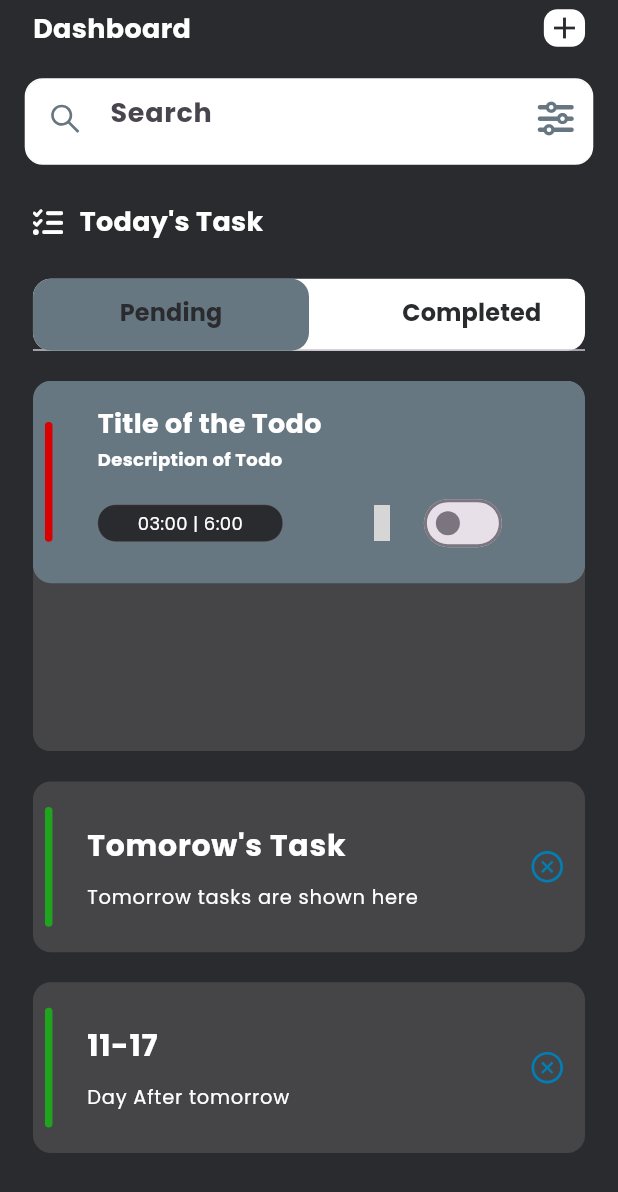
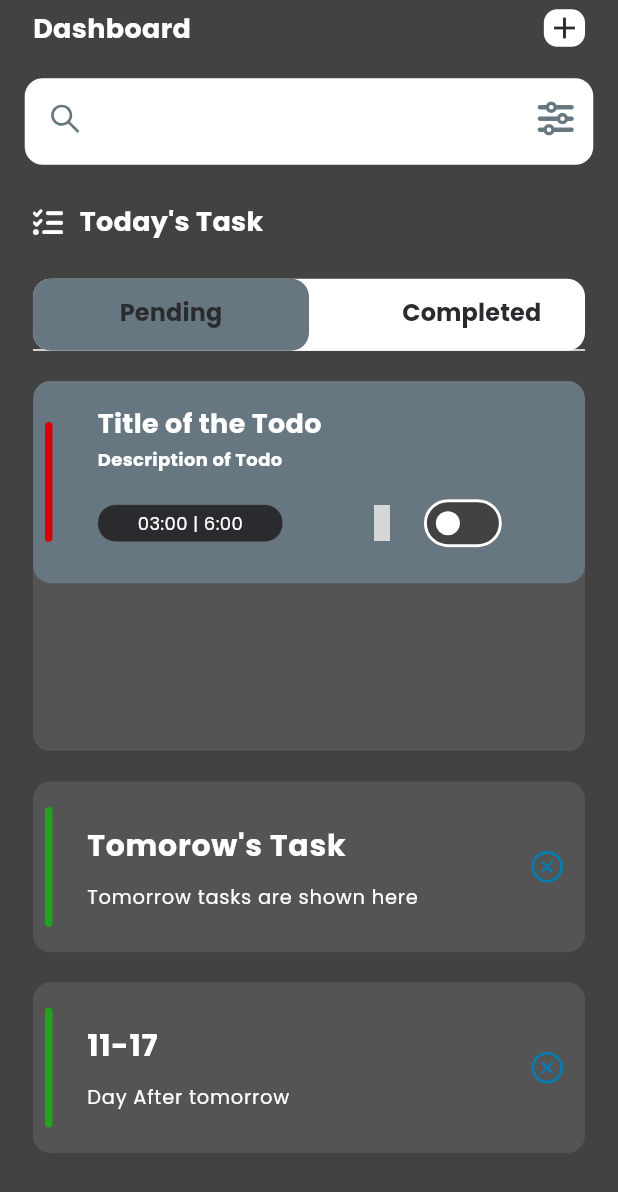
Before and after one commit to MurtazaFlutter/Task-Management, a Flutter app: the screen it shows after launch, on a phone screen of 412 x 824 dp. Shown: the top 1192 px of the screen. Run offline on Flutter 3.47's test engine with Material 2 defaults, Android fonts, the phone set to English and light mode, and no system bars; drawn by our look-alikes of dynamic_color; our stand-ins replace country_picker, flutter_screenutil, flutter_vector_icons, gap, google_fonts, hooks_riverpod and 4 more; accounts and stored records are empty; generated files the repository leaves out were written again; grey boxes are pictures that could not be loaded.

Commit message:
some update

```diff
--- a/lib/main.dart
+++ b/lib/main.dart
@@ -1,3 +1,4 @@
+import 'package:dynamic_color/dynamic_color.dart';
 import 'package:hooks_riverpod/hooks_riverpod.dart';
 import 'package:task_management/features/todo/pages/home_page.dart';
 import 'common/utils/app_imports.dart';
@@ -9,6 +10,10 @@ void main() {
 class MyApp extends StatelessWidget {
   const MyApp({super.key});
 
+  static final defaultLightColorScheme =
+      ColorScheme.fromSwatch(primarySwatch: Colors.blue);
+  static final defaultDarkColorScheme = ColorScheme.fromSwatch(
+      brightness: Brightness.dark, primarySwatch: Colors.blue);
   @override
   Widget build(BuildContext context) {
     return ScreenUtilInit(
@@ -16,6 +21,8 @@ class MyApp extends StatelessWidget {
         minTextAdapt: true,
         designSize: const Size(375, 825),
         builder: (context, child) {
+          return DynamicColorBuilder(
+              builder: (lightColorScheme, darkColorScheme) {
             return MaterialApp(
               debugShowCheckedModeBanner: false,
               title: 'Flutter Task Management',
@@ -23,12 +30,16 @@ class MyApp extends StatelessWidget {
                 appBarTheme: const AppBarTheme(
                     iconTheme: IconThemeData(color: AppConstants.kLight)),
                 scaffoldBackgroundColor: AppConstants.kBkDark,
-              colorScheme: ColorScheme.fromSeed(seedColor: Colors.deepPurple),
+                colorScheme: darkColorScheme ?? defaultDarkColorScheme,
                 useMaterial3: true,
               ),
+              darkTheme: ThemeData(
+                  colorScheme: darkColorScheme ?? defaultDarkColorScheme,
+                  useMaterial3: true),
               themeMode: ThemeMode.dark,
               home: const HomePage(),
             );
           });
+        });
   }
 }
--- a/pubspec.yaml
+++ b/pubspec.yaml
@@ -45,6 +45,7 @@ dependencies:
   pinput: ^3.0.1
   riverpod_annotation: ^2.3.0
   sqflite: ^2.3.0
+  dynamic_color: ^1.6.8
 
 dev_dependencies:
   flutter_test:
```
Also changed, not shown: lib/features/auth/pages/test_page.dart (deleted, +0 -31 lines), lib/features/todo/controllers/todo/todo_provider.dart (added, +70 -0 lines), lib/helpers/db_helper.dart (+11 -0 lines), lib/features/todo/controllers/todo/todo_provider.g.dart (added), pubspec.lock. Lines whose indentation alone changed are shown as unchanged.
